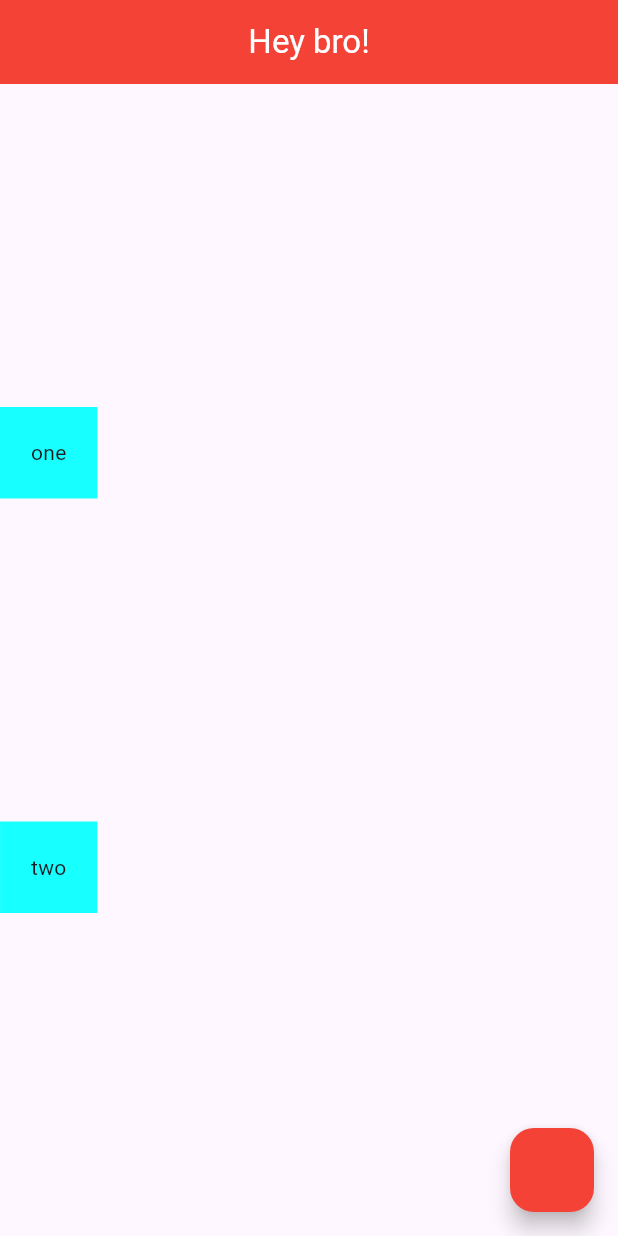
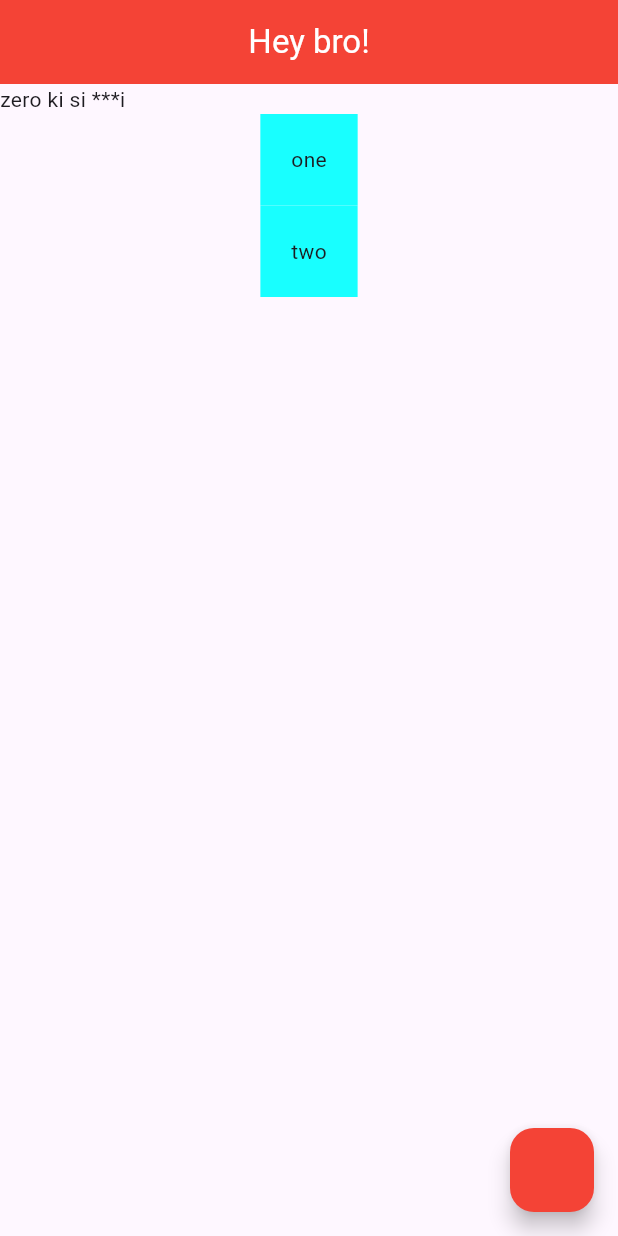
Before and after one commit to kerfaiyass54/flutter-tutorials, a Flutter app: the screen it shows after launch, on a phone screen of 412 x 824 dp. Run offline on Flutter 3.47's test engine with Material 3 defaults, Android fonts, the phone set to English and light mode, and no system bars.

Commit message:
Added columns

```diff
--- a/lib/main.dart
+++ b/lib/main.dart
@@ -20,9 +20,12 @@ class Home extends StatelessWidget {
         foregroundColor: Colors.white,
       ),
       body: Column(
-        mainAxisAlignment: MainAxisAlignment.spaceEvenly,
+        mainAxisAlignment: MainAxisAlignment.start,
         crossAxisAlignment: CrossAxisAlignment.center,
         children: <Widget>[
+          Row(
+            children: <Widget>[Text('zero ki si ***i')]
+          ),
           Container(
             padding: EdgeInsets.all(20.5),
             color: Colors.cyanAccent,
```
